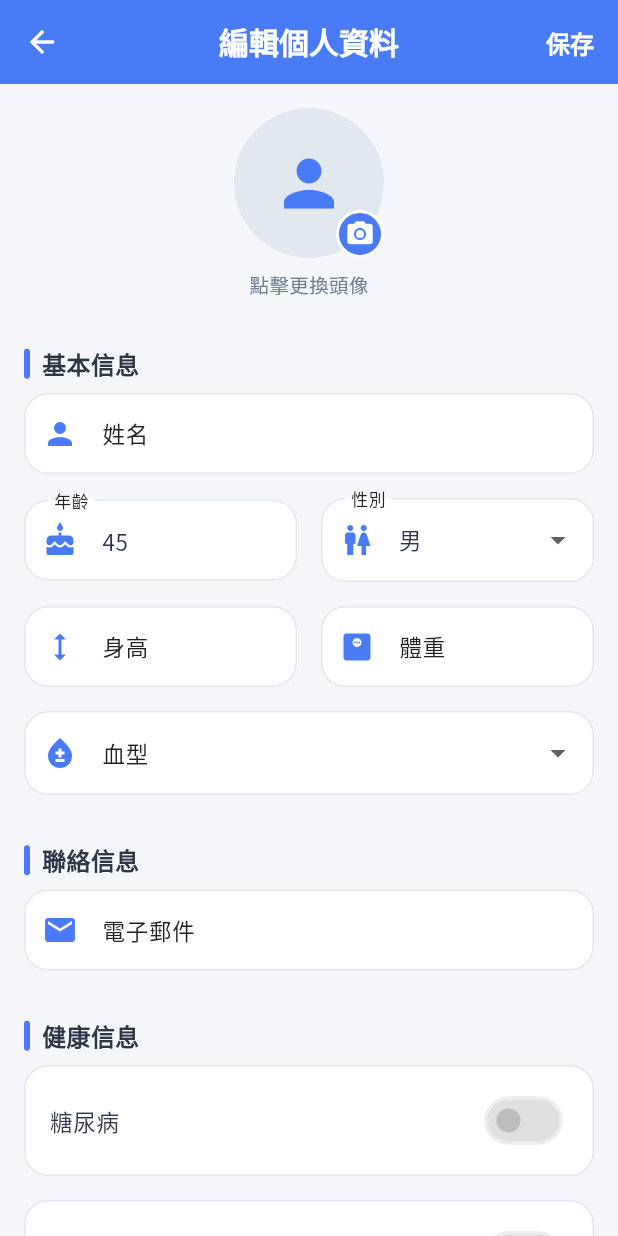
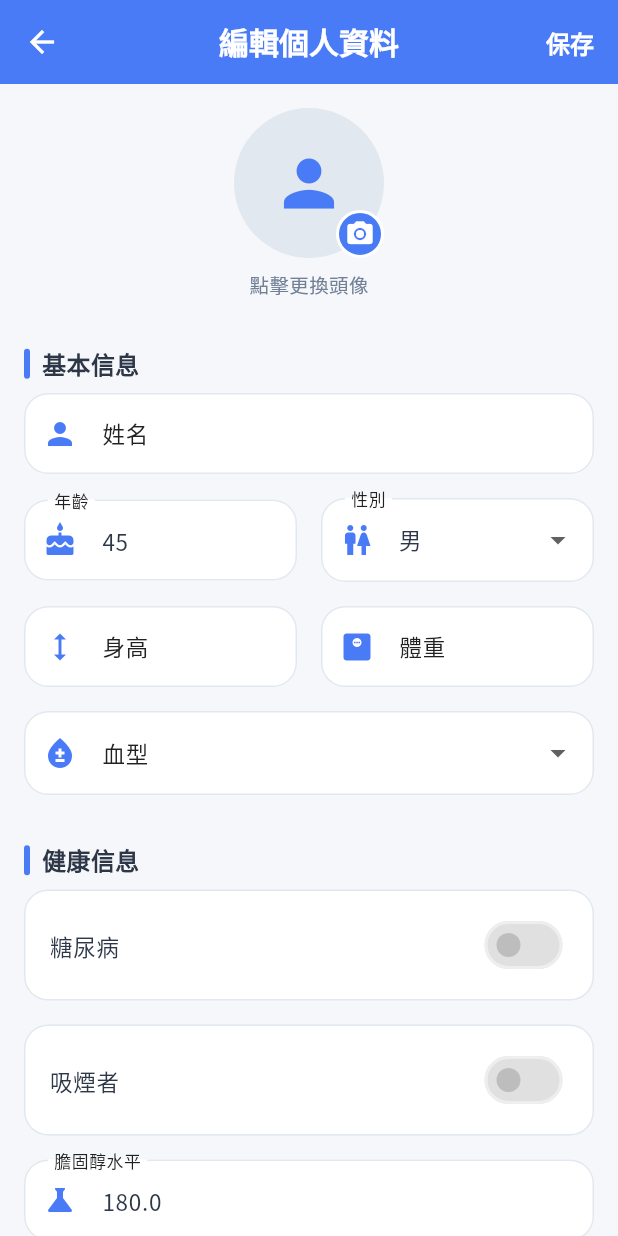
Before and after one commit to firstfu/blood_pressure_app, a Flutter app: the ProfilePage screen opened directly, after a tap on the "edit" icon, on a phone screen of 412 x 824 dp. Run offline on Flutter 3.47's test engine with Material 3 defaults, Android fonts, the phone set to English and light mode, and no system bars; our stand-ins replace csv, fl_chart, image_picker, in_app_review, package_info_plus, pdf and 2 more; missing offline and left inert: app_settings, excel; accounts and stored records are empty.

Commit message:
移除用戶資料模型中的電子郵件、電話號碼及緊急聯絡人屬性，簡化個人資料編輯頁面，並相應調整控制器與文本框，提升代碼可讀性與維護性。

```diff
--- a/lib/models/user_profile.dart
+++ b/lib/models/user_profile.dart
@@ -19,9 +19,6 @@ class UserProfile {
   bool hasDiabetes;
   bool isSmoker;
   double? cholesterolLevel; // 膽固醇水平，單位：mg/dL
-  String? email;
-  String? phoneNumber;
-  String? emergencyContact;
   String? medicalConditions; // 其他醫療狀況
   String? medications; // 正在服用的藥物
   String? allergies; // 過敏史
@@ -39,9 +36,6 @@ class UserProfile {
     this.hasDiabetes = false,
     this.isSmoker = false,
     this.cholesterolLevel,
-    this.email,
-    this.phoneNumber,
-    this.emergencyContact,
     this.medicalConditions,
     this.medications,
     this.allergies,
@@ -61,9 +55,6 @@ class UserProfile {
       hasDiabetes: json['hasDiabetes'] as bool? ?? false,
       isSmoker: json['isSmoker'] as bool? ?? false,
       cholesterolLevel: json['cholesterolLevel'] as double?,
-      email: json['email'] as String?,
-      phoneNumber: json['phoneNumber'] as String?,
-      emergencyContact: json['emergencyContact'] as String?,
       medicalConditions: json['medicalConditions'] as String?,
       medications: json['medications'] as String?,
       allergies: json['allergies'] as String?,
@@ -84,9 +75,6 @@ class UserProfile {
       'hasDiabetes': hasDiabetes,
       'isSmoker': isSmoker,
       'cholesterolLevel': cholesterolLevel,
-      'email': email,
-      'phoneNumber': phoneNumber,
-      'emergencyContact': emergencyContact,
       'medicalConditions': medicalConditions,
       'medications': medications,
       'allergies': allergies,
--- a/lib/views/edit_profile_page.dart
+++ b/lib/views/edit_profile_page.dart
@@ -32,7 +32,6 @@ class _EditProfilePageState extends State<EditProfilePage> {
   final TextEditingController _ageController = TextEditingController();
   final TextEditingController _heightController = TextEditingController();
   final TextEditingController _weightController = TextEditingController();
-  final TextEditingController _emailController = TextEditingController();
   final TextEditingController _cholesterolController = TextEditingController();
   final TextEditingController _medicalConditionsController = TextEditingController();
   final TextEditingController _medicationsController = TextEditingController();
@@ -84,7 +83,6 @@ class _EditProfilePageState extends State<EditProfilePage> {
     _ageController.dispose();
     _heightController.dispose();
     _weightController.dispose();
-    _emailController.dispose();
     _cholesterolController.dispose();
     _medicalConditionsController.dispose();
     _medicationsController.dispose();
@@ -99,7 +97,6 @@ class _EditProfilePageState extends State<EditProfilePage> {
     _ageController.text = _profile.age?.toString() ?? '';
     _heightController.text = _profile.height?.toString() ?? '';
     _weightController.text = _profile.weight?.toString() ?? '';
-    _emailController.text = _profile.email ?? '';
     _cholesterolController.text = _profile.cholesterolLevel?.toString() ?? '';
     _medicalConditionsController.text = _profile.medicalConditions ?? '';
     _medicationsController.text = _profile.medications ?? '';
@@ -241,7 +238,6 @@ class _EditProfilePageState extends State<EditProfilePage> {
       _profile.age = _ageController.text.isEmpty ? null : int.tryParse(_ageController.text);
       _profile.height = _heightController.text.isEmpty ? null : double.tryParse(_heightController.text);
       _profile.weight = _weightController.text.isEmpty ? null : double.tryParse(_weightController.text);
-      _profile.email = _emailController.text.trim().isEmpty ? null : _emailController.text.trim();
       _profile.cholesterolLevel = _cholesterolController.text.isEmpty ? null : double.tryParse(_cholesterolController.text);
       _profile.medicalConditions = _medicalConditionsController.text.trim().isEmpty ? null : _medicalConditionsController.text.trim();
       _profile.medications = _medicationsController.text.trim().isEmpty ? null : _medicationsController.text.trim();
@@ -410,16 +406,6 @@ class _EditProfilePageState extends State<EditProfilePage> {
                       _profile.bloodType = value;
                     });
                   },
-                ),
-
-                // 聯絡信息
-                _buildSectionTitle(context.tr('聯絡信息')),
-                _buildTextField(
-                  controller: _emailController,
-                  label: context.tr('電子郵件'),
-                  hint: context.tr('請輸入您的電子郵件'),
-                  icon: Icons.email,
-                  keyboardType: TextInputType.emailAddress,
                 ),
 
                 // 健康信息
```
